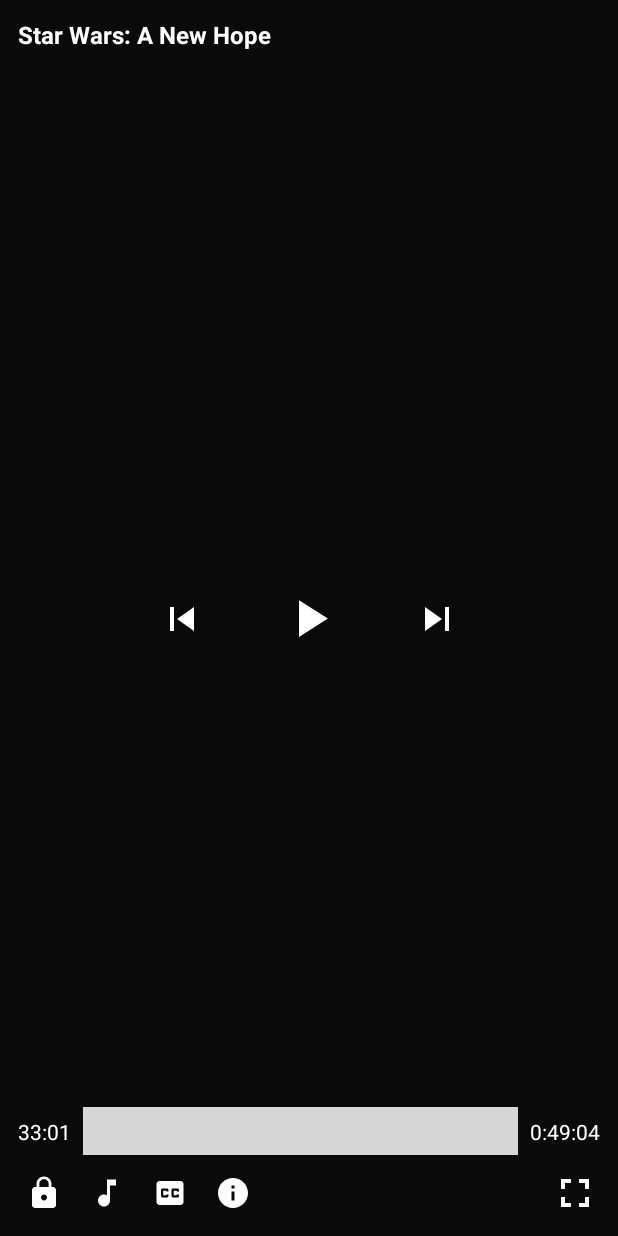
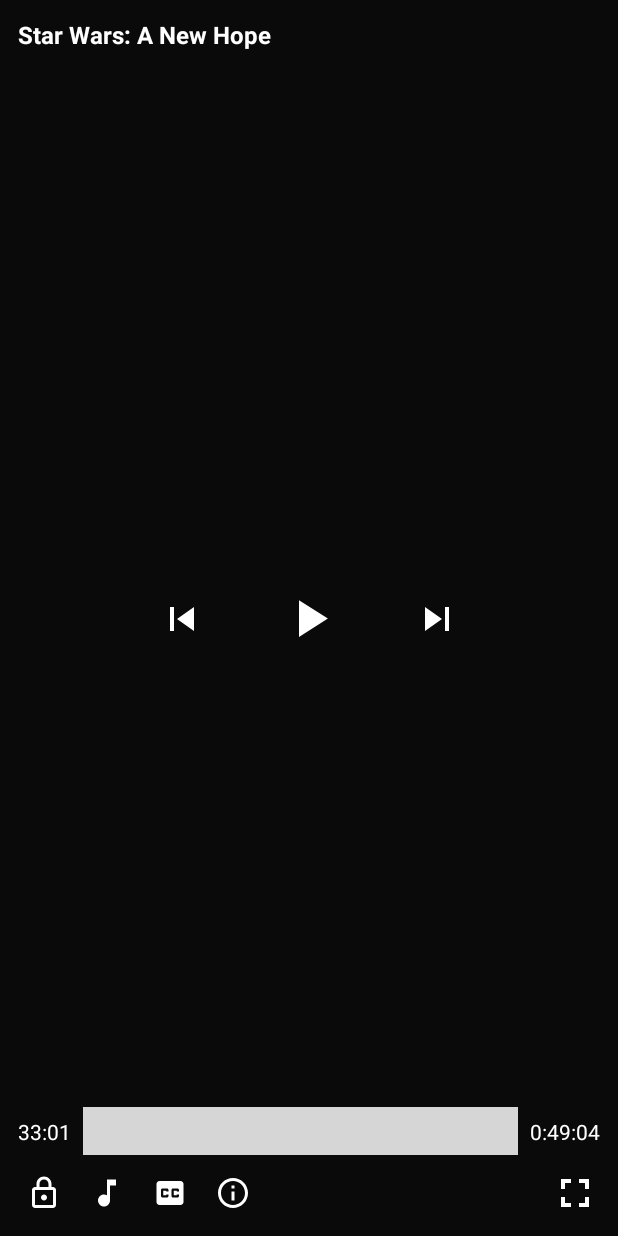
Before and after one commit to ngobyalincolnisaac/jellyfin-android, an Android app: the layout exo_player_control_view.xml on its own in the app's theme, with its tools: preview values and no code run, on a phone screen of 412 x 824 dp. Run offline under Robolectric (Android 15) with nearby library versions, the phone set to English and light mode, and no system bars; plain views replace DefaultTimeBar; grey boxes are pictures that could not be loaded.

```diff
--- a/app/src/main/res/drawable/ic_info_white_24dp.xml
+++ b/app/src/main/res/drawable/ic_info_white_24dp.xml
@@ -5,5 +5,5 @@
     android:viewportHeight="24">
     <path
         android:fillColor="#ffffff"
-        android:pathData="M12,2C6.48,2 2,6.48 2,12s4.48,10 10,10 10,-4.48 10,-10S17.52,2 12,2zM13,17h-2v-6h2v6zM13,9h-2L11,7h2v2z" />
+        android:pathData="M11,7h2v2h-2zM11,11h2v6h-2zM12,2C6.48,2 2,6.48 2,12s4.48,10 10,10 10,-4.48 10,-10S17.52,2 12,2zM12,20c-4.41,0 -8,-3.59 -8,-8s3.59,-8 8,-8 8,3.59 8,8 -3.59,8 -8,8z" />
 </vector>
--- a/app/src/main/res/drawable/ic_screen_lock_white_24dp.xml
+++ b/app/src/main/res/drawable/ic_screen_lock_white_24dp.xml
@@ -5,5 +5,5 @@
     android:viewportHeight="24">
     <path
         android:fillColor="#ffffff"
-        android:pathData="M18,8h-1L17,6c0,-2.76 -2.24,-5 -5,-5S7,3.24 7,6v2L6,8c-1.1,0 -2,0.9 -2,2v10c0,1.1 0.9,2 2,2h12c1.1,0 2,-0.9 2,-2L20,10c0,-1.1 -0.9,-2 -2,-2zM12,17c-1.1,0 -2,-0.9 -2,-2s0.9,-2 2,-2 2,0.9 2,2 -0.9,2 -2,2zM15.1,8L8.9,8L8.9,6c0,-1.71 1.39,-3.1 3.1,-3.1 1.71,0 3.1,1.39 3.1,3.1v2z" />
+        android:pathData="M18,8h-1L17,6c0,-2.76 -2.24,-5 -5,-5S7,3.24 7,6v2L6,8c-1.1,0 -2,0.9 -2,2v10c0,1.1 0.9,2 2,2h12c1.1,0 2,-0.9 2,-2L20,10c0,-1.1 -0.9,-2 -2,-2zM9,6c0,-1.66 1.34,-3 3,-3s3,1.34 3,3v2L9,8L9,6zM18,20L6,20L6,10h12v10zM12,17c1.1,0 2,-0.9 2,-2s-0.9,-2 -2,-2 -2,0.9 -2,2 0.9,2 2,2z" />
 </vector>
```
